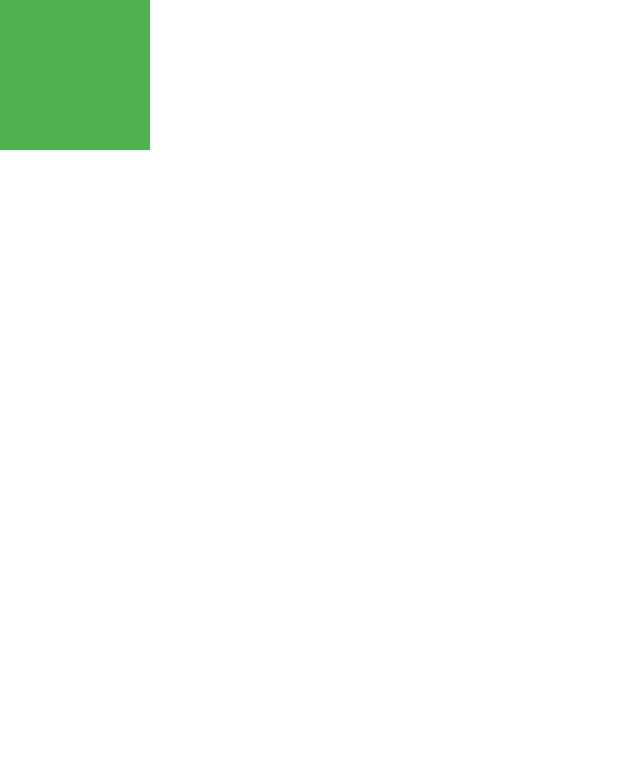
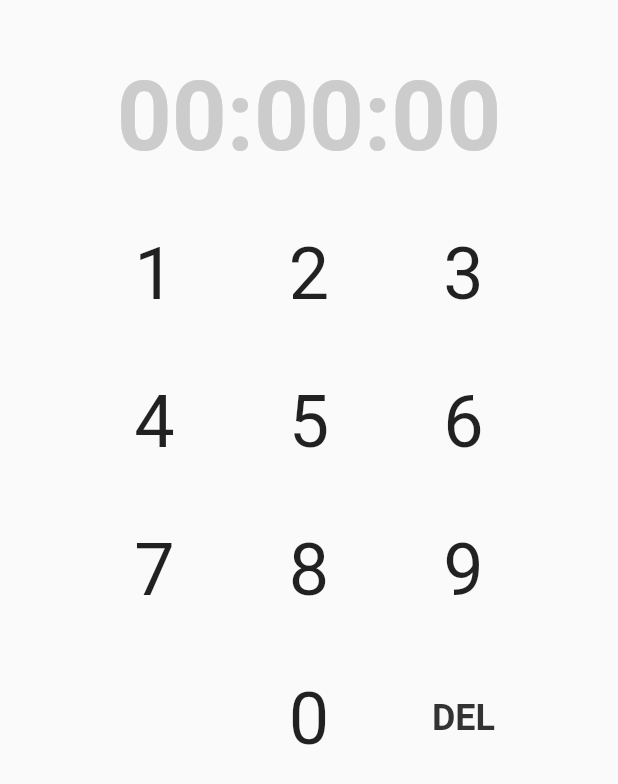
Before and after one commit to OzoneApps/OzoneClock, a Flutter app: the Timer screen opened directly, on a phone screen of 412 x 824 dp. Shown: the top 784 px of the screen. Run offline on Flutter 3.47's test engine with Material 2 defaults, Android fonts, the light colour scheme and no system bars; our stand-ins replace analog_clock, shared_preferences, timezone; missing offline and left inert: sortedmap; accounts and stored records are empty; Roboto replaces fonts that are missing (Segoe UI).

Commit message:
Make timer functional

```diff
--- a/lib/Timer.dart
+++ b/lib/Timer.dart
@@ -1,16 +1,182 @@
-import 'package:flutter/cupertino.dart';
+import 'package:flutter/material.dart';
+import 'package:ozoneclock/TimerRun.dart';
+import 'package:ozoneclock/consts.dart';
 
-import 'package:flutter/material.dart';
-class Timer extends StatelessWidget {
+class Timer extends StatefulWidget {
+  @override
+  _TimerState createState() => _TimerState();
+}
+
+class _TimerState extends State < Timer > {
+  int hh = 0,
+  mm = 0,
+  ss = 0;
+  String str = "";
+  @override
+  void initState() {
+    super.initState();
+    hh = 0;
+    mm = 0;
+    ss = 0;
+  }
+
   @override
   Widget build(BuildContext context) {
     return Scaffold(
-      backgroundColor: Colors.white,
-      body: Container(
-        height: 100,
-        width: 100,
-        color: Colors.green,
+      body: Center(
+        child: Column(
+          children: [
+            SizedBox(
+              height: (0.05) * MediaQuery.of(context).size.height,
+            ),
+            Text(
+              (hh < 10 ? "0" : "") +
+              hh.toString() +
+              ":" +
+              (mm < 10 ? "0" : "") +
+              mm.toString() +
+              ":" +
+              (ss < 10 ? "0" : "") +
+              ss.toString(),
+              style: TextStyle(
+                fontFamily: 'Segoe UI',
+                fontSize: 64,
+                color: const Color(0xffcccccc),
+                fontWeight: FontWeight.w600,
+              ),
+            ),
+            SizedBox(
+              height: (0.02) * MediaQuery.of(context).size.height,
+            ),
+            Column(
+              children: < Widget > [
+                Row(
+                  mainAxisAlignment: MainAxisAlignment.center,
+                  children: < Widget > [
+                    numpad('1'),
+                    numpad('2'),
+                    numpad('3')
+                  ],
+                ),
+                Row(
+                  mainAxisAlignment: MainAxisAlignment.center,
+                  children: < Widget > [
+                    numpad('4'),
+                    numpad('5'),
+                    numpad('6'),
+                  ],
+                ),
+                Row(
+                  mainAxisAlignment: MainAxisAlignment.center,
+                  children: < Widget > [
+                    numpad('7'),
+                    numpad('8'),
+                    numpad('9'),
+                  ],
+                ),
+                Row(
+                  mainAxisAlignment: MainAxisAlignment.center,
+                  children: < Widget > [
+                    numpad(''),
+                    numpad('0'),
+                    Container(
+                      height: (0.12) * MediaQuery.of(context).size.height,
+                      width: (0.25) * MediaQuery.of(context).size.width,
+                      child: FlatButton(
+                        child: Text(
+                          'DEL',
+                          style: TextStyle(
+                            fontFamily: 'Segoe UI',
+                            fontSize: 24,
+                            color: const Color(0xff333333),
+                              fontWeight: FontWeight.w700,
+                          ),
+                          textAlign: TextAlign.center,
+                        ),
+                        onPressed: () {
+                          if (str.length > 0) {
+                            manageDisplay("DEL");
+                          }
+                        },
+                      ),
+                    )
+                  ],
+                ),
+              ],
+            ),
+            SizedBox(
+              height: (0.02) * MediaQuery.of(context).size.height,
+            ),
+            str.length > 0 ? Card(
+              elevation: 6,
+              shape: CircleBorder(),
+              child: CircleAvatar(
+                radius: 30,
+                backgroundColor: Colors.white,
+                child: IconButton(
+                  icon: Icon(Icons.play_arrow, color: base, size: 30),
+                  onPressed: () => {
+                    print("pressed"),
+                  },
+                ),
+              )
+            ) : Container()
+          ],
+        ),
+      ));
+  }
+
+  Widget numpad(btntext) {
+    return Container(
+      height: (0.12) * MediaQuery.of(context).size.height,
+      width: (0.25) * MediaQuery.of(context).size.width,
+      child: FlatButton(
+        child: Text(
+          btntext,
+          style: TextStyle(
+            fontFamily: 'Segoe UI',
+            fontSize: 48,
+            fontWeight: FontWeight.w400
+          ),
+          textAlign: TextAlign.center
+        ),
+        onPressed: () {
+          if (str.length < 6) {
+            manageDisplay(btntext);
+          }
+        },
       ),
     );
   }
+  manageDisplay(String btntext) {
+    int len = str.length;
+    ss = 0;
+    mm = 0;
+    hh = 0;
+    if (btntext == "DEL") {
+      setState(() {
+        str = str.substring(0, str.length - 1);
+      });
+      len = len - 2;
+    } else {
+      setState(() {
+        str = str + btntext;
+      });
+    }
+    if(str.length > 0) {
+      setState(() {
+        ss = int.parse(str[len]);
+        if (str.length > 1)
+          ss = ss + 10 * int.parse(str[len - 1]);
+        if (str.length > 2)
+          mm = int.parse(str[len - 2]);
+        if (str.length > 3)
+          mm = mm + 10 * int.parse(str[len - 3]);
+        if (str.length > 4)
+          hh = int.parse(str[len - 4]);
+        if (str.length > 5)
+          hh = hh + 10 * int.parse(str[len - 5]);
+      });
+    }
+  }
 }
```
